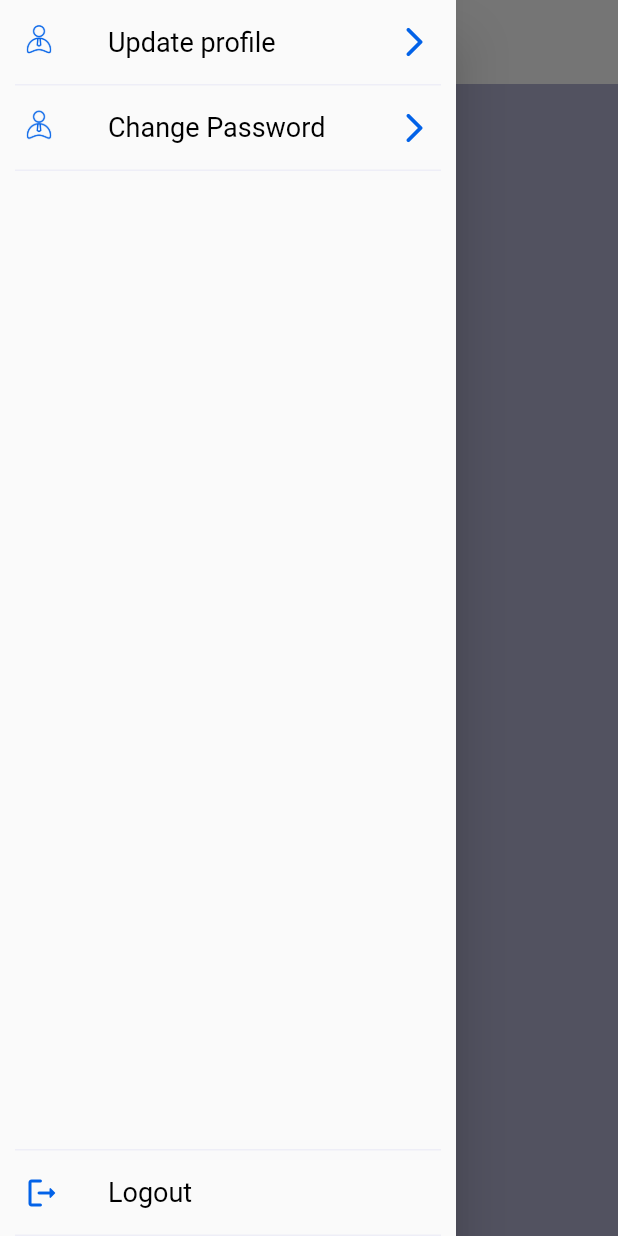
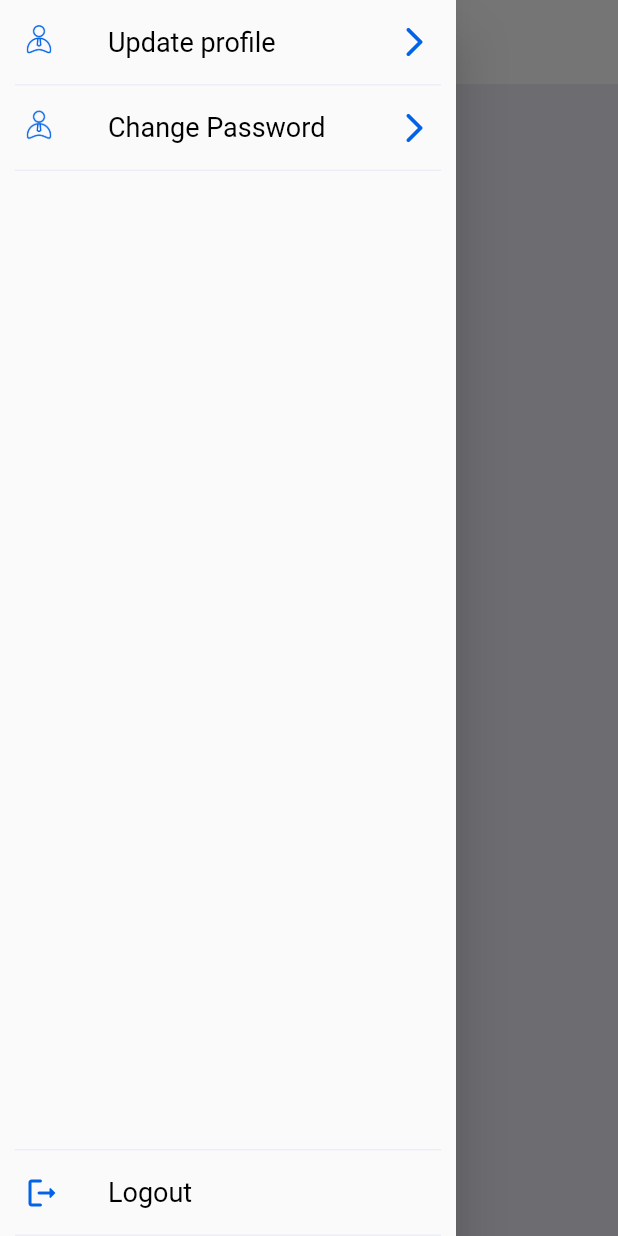
Before and after one commit to rushit5560/Payroll_Project, a Flutter app: the EmployeeHomeScreen screen opened directly, with the side drawer open, on a phone screen of 412 x 824 dp. Run offline on Flutter 3.47's test engine with Material 2 defaults, Android fonts, the light colour scheme and no system bars; our stand-ins replace dio, file_picker, fluttertoast, get, image_picker, shared_preferences and 1 more; missing offline and left inert: external_path, multiselect; accounts and stored records are empty.

Commit message:
Bug solve

```diff
--- a/payroll_system/lib/controllers/department_manage_screen_controller.dart
+++ b/payroll_system/lib/controllers/department_manage_screen_controller.dart
@@ -85,7 +85,7 @@ class DepartmentManageScreenController extends GetxController {
 
     try {
       http.Response response = await http.get(Uri.parse(url));
-      log('response : ${response.body}');
+      log('response8989 : ${response.body}');
 
       DepartmentGetByIdModel departmentGetByIdModel =
           DepartmentGetByIdModel.fromJson(json.decode(response.body));
@@ -120,7 +120,7 @@ class DepartmentManageScreenController extends GetxController {
         "department_name": nameFieldController.text.trim(),
         "userid": "$userId",
         "id": departmentId,
-        "is_active": selectedValue.value == "ctive" ? "1" : "0",
+        "is_active": selectedValue.value == "Active" ? "1" : "0",
         "cid": companyId // Out here company id
       };
       log('bodyData : $bodyData');
--- a/payroll_system/lib/controllers/employee_home_screen_controller.dart
+++ b/payroll_system/lib/controllers/employee_home_screen_controller.dart
@@ -1,3 +1,5 @@
+
+import 'dart:developer';
 
 import 'package:flutter/material.dart';
 import 'package:get/get.dart';
@@ -13,6 +15,8 @@ class EmployeeHomeScreenController extends GetxController {
   RxBool isDocumentUploadPermission = false.obs;
   RxBool ispayChecksDownloadPermission = false.obs;
 
+  RxString employeeName = "".obs;
+
   @override
   void onInit() {
     initMethod();
@@ -21,9 +25,10 @@ class EmployeeHomeScreenController extends GetxController {
 
   initMethod() async {
     isLoading(true);
-    isDocumentDownloadPermission.value = await userPreference.getBoolPermissionFromPrefs(keyId: UserPreference.departmentViewKey);
-    isDocumentUploadPermission.value = await userPreference.getBoolPermissionFromPrefs(keyId: UserPreference.departmentViewKey);
-    ispayChecksDownloadPermission.value = await userPreference.getBoolPermissionFromPrefs(keyId: UserPreference.locationViewKey);
+    isDocumentDownloadPermission.value = await userPreference.getBoolPermissionFromPrefs(keyId: UserPreference.employeeDocumentDownloadKey);
+    isDocumentUploadPermission.value = await userPreference.getBoolPermissionFromPrefs(keyId: UserPreference.employeeDocumentAddKey);
+    ispayChecksDownloadPermission.value = await userPreference.getBoolPermissionFromPrefs(keyId: UserPreference.payChecksDownloadKey);
+    employeeName.value = await userPreference.getStringValueFromPrefs(keyId: UserPreference.userNameKey);
     isLoading(false);
   }
 }
--- a/payroll_system/lib/controllers/profile_screens_controller/employee_profile_screen_controller.dart
+++ b/payroll_system/lib/controllers/profile_screens_controller/employee_profile_screen_controller.dart
@@ -36,6 +36,7 @@ class EmployeeProfileScreenController extends GetxController {
   TextEditingController townAddressController = TextEditingController();
   TextEditingController cityAddressController = TextEditingController();
   TextEditingController stateAddressController = TextEditingController();
+  TextEditingController zipcodeAddressController = TextEditingController();
 
   UserPreference userPreference = UserPreference();
 
@@ -98,6 +99,7 @@ class EmployeeProfileScreenController extends GetxController {
           townAddressController.text = employeeData!.town;
           cityAddressController.text = employeeData!.city;
           stateAddressController.text = employeeData!.state;
+          zipcodeAddressController.text = employeeData!.zipcode;
 
           log('employeeData photo12121 : ${employeeData!.photo}');
         }
--- a/payroll_system/lib/drawer_menu/employee_home_drawer/employee_home_drawer.dart
+++ b/payroll_system/lib/drawer_menu/employee_home_drawer/employee_home_drawer.dart
@@ -25,7 +25,10 @@ class EmployeeHomeDrawerMenu extends StatelessWidget {
   @override
   Widget build(BuildContext context) {
     return Drawer(
-      child: SafeArea(
+      child: Obx(
+        ()=> employeeHomeScreenController.isLoading.value
+        ? Container()
+        : SafeArea(
           child: Column(
             children: [
               Expanded(
@@ -44,10 +47,10 @@ class EmployeeHomeDrawerMenu extends StatelessWidget {
                       employeeHomeScreenController.isDocumentDownloadPermission.value == true
                       ? EmployeeDrawerTile(
                         title: AppMessage.documentDownloadDrawer,
-                      imageStatus: false,
-                      // image: AppImages.downloadIcon,
-                      icon: const Icon(Icons.file_download_outlined,
-                          color: AppColors.colorBtBlue),
+                        imageStatus: true,
+                        image: AppImages.downloadIcon,
+                        // icon: const Icon(Icons.file_download_outlined,
+                        //     color: AppColors.colorBtBlue),
                         onTap: () async {
                           int employeeId =
                               await userPreference.getIntValueFromPrefs(
@@ -69,12 +72,13 @@ class EmployeeHomeDrawerMenu extends StatelessWidget {
                                     icon: const Icon(Icons.file_upload_outlined,
                                         color: AppColors.colorBtBlue),
                                     onTap: () async {
-                        int employeeId =
-                            await userPreference.getIntValueFromPrefs(
+                                      int employeeId = await userPreference
+                                          .getIntValueFromPrefs(
                                               keyId: UserPreference.userIdKey);
-                        String employeeName =
-                            await userPreference.getStringValueFromPrefs(
-                                keyId: UserPreference.userNameKey);
+                                      String employeeName = await userPreference
+                                          .getStringValueFromPrefs(
+                                              keyId:
+                                                  UserPreference.userNameKey);
                                       Get.back();
                                       Get.to(
                                         () => DocumentUploadScreen(),
@@ -84,13 +88,13 @@ class EmployeeHomeDrawerMenu extends StatelessWidget {
                                         ],
                                       );
                                     },
-                    ) : const SizedBox(),
+                                  )
+                                : const SizedBox(),
                             employeeHomeScreenController.ispayChecksDownloadPermission.value == true
                           ? EmployeeDrawerTile(
                         title: AppMessage.paychecksDownloadDrawer,
-                      imageStatus: false,
-                      icon: const Icon(Icons.file_download_outlined,
-                          color: AppColors.colorBtBlue),
+                        imageStatus: true,
+                        image: AppImages.downloadIcon,
                         onTap: () async {
                           int employeeId =
                               await userPreference.getIntValueFromPrefs(
@@ -145,6 +149,7 @@ class EmployeeHomeDrawerMenu extends StatelessWidget {
                 title: AppMessage.logOutNameDrawer,
               ),
             ],
+          ),
         ),
       ),
     );
--- a/payroll_system/lib/models/user_permission_model/user_permission_model.dart
+++ b/payroll_system/lib/models/user_permission_model/user_permission_model.dart
@@ -66,6 +66,7 @@ class PermissionData {
     this.emailtemplateview,
     this.emailtemplateadd,
     this.emailtemplateedit,
+
   });
 
   String? subadminview;
--- a/payroll_system/lib/models/user_profile_model/employee_profile_model.dart
+++ b/payroll_system/lib/models/user_profile_model/employee_profile_model.dart
@@ -59,6 +59,7 @@ class EmployeeDatum {
     required this.state,
     required this.town,
     required this.street,
+    required this.zipcode,
 
     // this.hourlyRate,
     // this.salary,
@@ -90,6 +91,7 @@ class EmployeeDatum {
   final String town;
   final String state;
   final String city;
+  final String zipcode;
 
   // final dynamic hourlyRate;
   // final dynamic salary;
@@ -122,6 +124,7 @@ class EmployeeDatum {
         street: json["street"] ?? "",
         town: json["town"] ?? "",
         state: json["state"] ?? "",
+        zipcode: json["zipcode"] ?? "",
 
         // hourlyRate: json["hourly_rate"] ?? "",
         // salary: json["salary"] ?? "",
--- a/payroll_system/lib/screen/employee_home_screen/employee_home_screen.dart
+++ b/payroll_system/lib/screen/employee_home_screen/employee_home_screen.dart
@@ -1,5 +1,6 @@
 import 'package:flutter/material.dart';
 import 'package:get/get.dart';
+import 'package:payroll_system/common_modules/common_loader.dart';
 import 'package:payroll_system/constants/colors.dart';
 import 'package:payroll_system/drawer_menu/employee_home_drawer/employee_home_drawer.dart';
 import 'package:payroll_system/utils/app_images.dart';
@@ -7,18 +8,16 @@ import 'package:payroll_system/utils/messaging.dart';
 import 'package:sizer/sizer.dart';
 import '../../controllers/employee_home_screen_controller.dart';
 
-
 class EmployeeHomeScreen extends StatelessWidget {
   EmployeeHomeScreen({Key? key}) : super(key: key);
 
   final employeeHomeScreenController = Get.put(EmployeeHomeScreenController());
 
-
   @override
   Widget build(BuildContext context) {
     return Scaffold(
       key: employeeHomeScreenController.scaffoldKey,
-      backgroundColor: AppColors.colorLightHintPurple2,
+      backgroundColor: AppColors.colorLightPurple2,
       drawer: EmployeeHomeDrawerMenu(),
       appBar: AppBar(
         centerTitle: true,
@@ -59,6 +58,14 @@ class EmployeeHomeScreen extends StatelessWidget {
           ),
         ],*/
       ),
+      body: Obx(
+        () => employeeHomeScreenController.isLoading.value
+            ? CommonLoader().showLoader()
+            : Center(
+                child: Text(
+                    'Welcome ${employeeHomeScreenController.employeeName}'),
+              ),
+      ),
     );
   }
 }
--- a/payroll_system/lib/screen/employee_screens/employee_list_screen/employee_list_screen_widgets.dart
+++ b/payroll_system/lib/screen/employee_screens/employee_list_screen/employee_list_screen_widgets.dart
@@ -141,10 +141,10 @@ class EmployeeListScreenWidgets extends StatelessWidget {
                     textKey: AppMessage.employeeStatus,
                     textValue: employee.isActive == AppMessage.value
                         ? AppMessage.active
-                        : AppMessage.inActive,
+                        : employee.isActive == AppMessage.valueZero ? AppMessage.inActive : AppMessage.terminated,
                   valueColor: employee.isActive == AppMessage.value
                   ? AppColors.greenColor
-                  : AppColors.colorRed,
+                  : employee.isActive == AppMessage.valueZero ? AppColors.colorRed : AppColors.greyColor,
                 ),
                 SizedBox(height: 2.h),
                 Row(
```
Also changed, not shown: payroll_system/lib/screen/profile_screens/admin_profile_screens/admin_profile_screen_widgets.dart (+18 -11 lines), payroll_system/lib/screen/profile_screens/employee_profile_screens/employee_profile_screen.dart (+15 -6 lines), payroll_system/lib/screen/profile_screens/employee_profile_screens/employee_profile_screen_widgets.dart (+15 -3 lines), payroll_system/lib/screen/super_admin_home_screen/super_admin_home_screen.dart (deleted, +0 -31 lines). Lines whose indentation alone changed are shown as unchanged.
